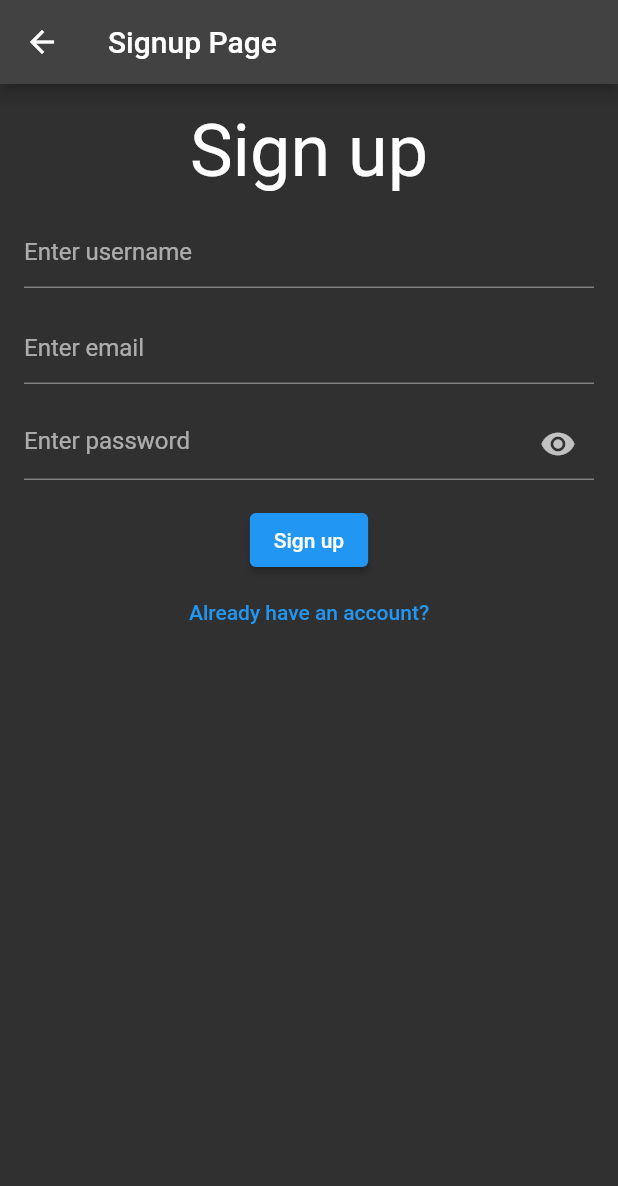
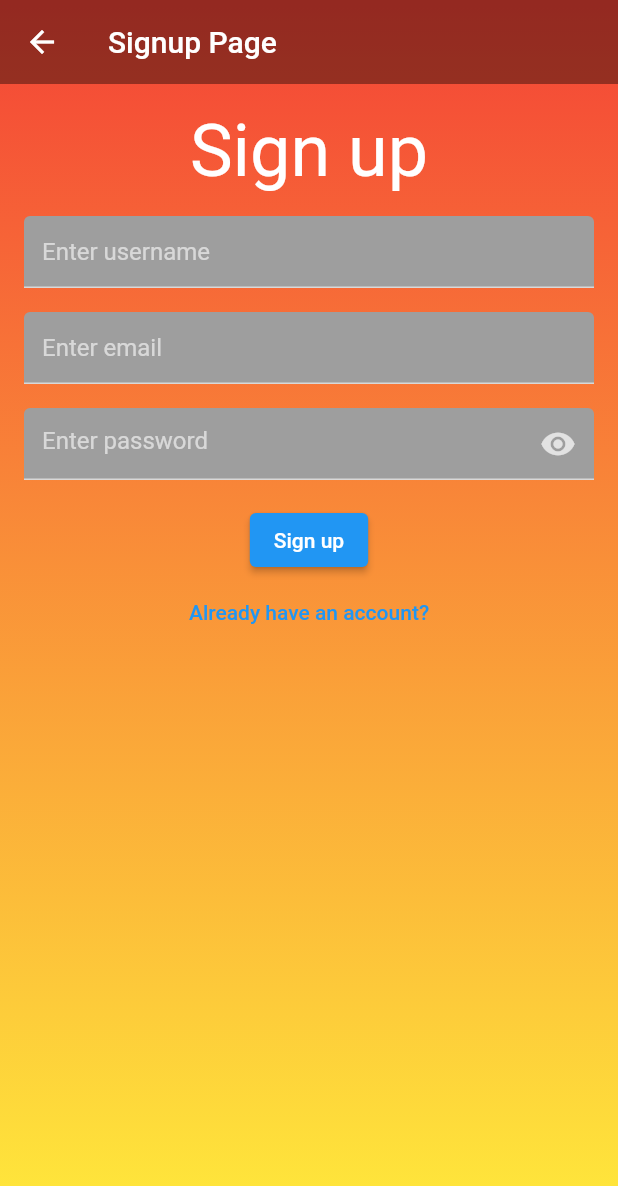
Before and after one commit to MathiasYde/casino_app, a Flutter app: the SignupPage screen opened directly, on a phone screen of 412 x 824 dp. Shown: the top 1186 px of the screen. Run offline on Flutter 3.47's test engine with Material 2 defaults, Android fonts, the phone set to English and light mode, and no system bars; our stand-ins replace cloud_firestore, firebase_auth, firebase_core, form_validator, freezed_annotation, hooks_riverpod; accounts and stored records are empty; generated files the repository leaves out were written again.

Commit message:
Beautified sign-in page

```diff
--- a/lib/pages/signup_page.dart
+++ b/lib/pages/signup_page.dart
@@ -37,34 +37,54 @@
 
   @override
   Widget build(BuildContext context) {
-    return Scaffold(
+    return Container(
+      decoration: const BoxDecoration(
+        gradient: LinearGradient(
+          colors: [Colors.red, Colors.yellow],
+          begin: Alignment.topCenter,
+          end: Alignment.bottomCenter,
+        ),
+      ),
+      child: Scaffold(
+        backgroundColor: Colors.transparent,
         appBar: AppBar(
           title: const Text("Signup Page"),
+          backgroundColor: const Color.fromARGB(100, 0, 0, 0),
+          shadowColor: Colors.transparent,
         ),
         body: Form(
           key: formKey,
           child: Padding(
             padding: const EdgeInsets.all(16.0),
-          child: Column(mainAxisAlignment: MainAxisAlignment.start, children: [
+            child:
+                Column(mainAxisAlignment: MainAxisAlignment.start, children: [
               const Text("Sign up", style: TextStyle(fontSize: 48)),
               const Padding(padding: EdgeInsets.symmetric(vertical: 8)),
               Column(
                 children: [
                   TextFormField(
-                  decoration: const InputDecoration(hintText: "Enter username"),
+                    decoration: const InputDecoration(
+                        hintText: "Enter username",
+                        filled: true,
+                        fillColor: Colors.grey),
                     validator:
                         ValidationBuilder().minLength(3).maxLength(27).build(),
                     controller: usernameController,
                   ),
                   const Padding(padding: EdgeInsets.symmetric(vertical: 8)),
                   TextFormField(
-                  decoration: const InputDecoration(hintText: "Enter email"),
+                    decoration: const InputDecoration(
+                        hintText: "Enter email",
+                        filled: true,
+                        fillColor: Colors.grey),
                     validator: ValidationBuilder().email().build(),
                     controller: emailController,
                   ),
                   const Padding(padding: EdgeInsets.symmetric(vertical: 8)),
                   TextFormField(
                     decoration: InputDecoration(
+                      filled: true,
+                      fillColor: Colors.grey,
                       hintText: "Enter password",
                       suffixIcon: IconButton(
                           onPressed: (() => setState(() {
@@ -144,6 +164,7 @@
             ]),
           ),
         ),
+      ),
     );
   }
 }
```
Also changed, not shown: lib/pages/login_page.dart (+6 -5 lines). Lines whose indentation alone changed are shown as unchanged.
